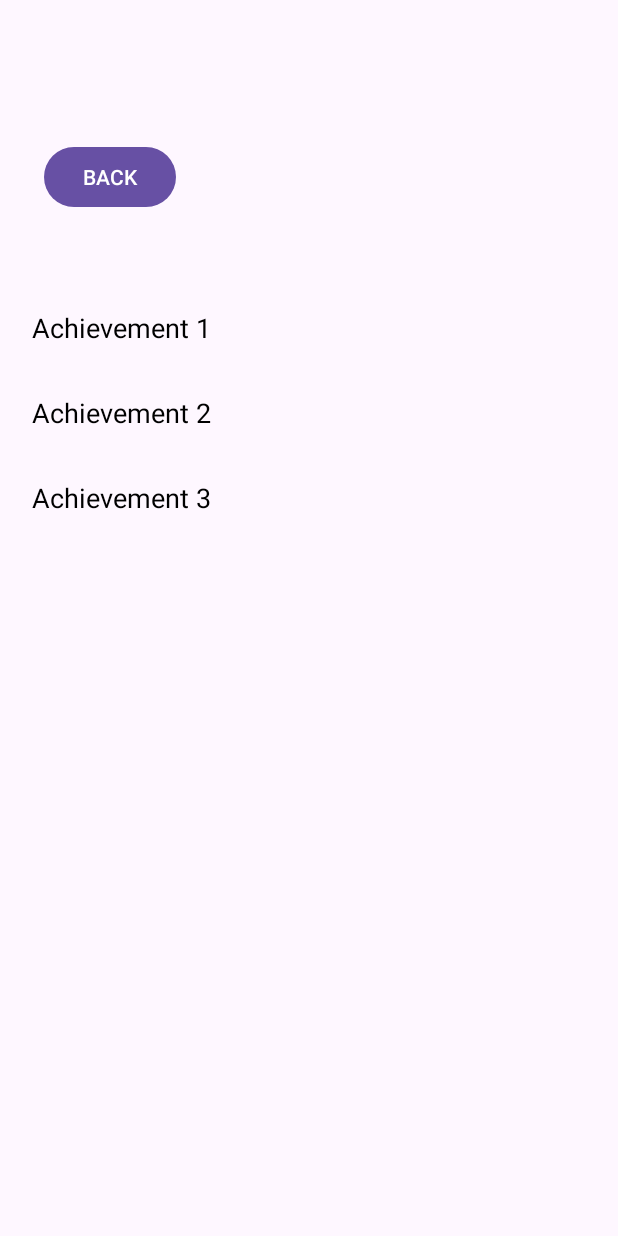
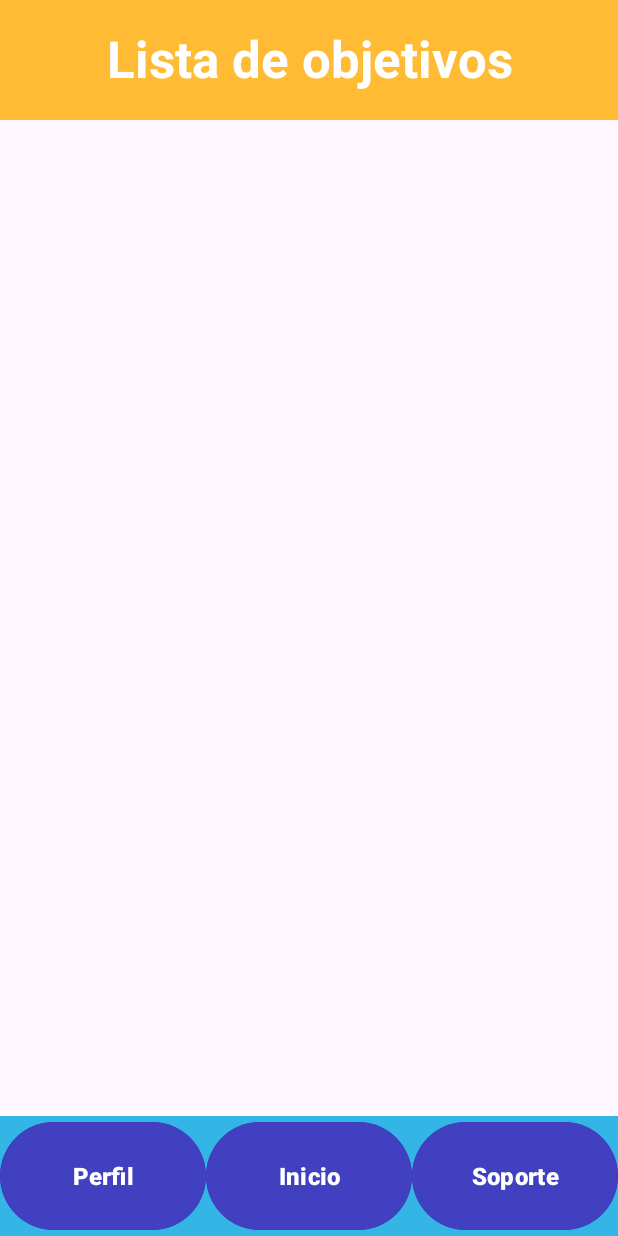
Before and after one commit to silvermk1/DAM_G1_Aplication, an Android app: the AchievementsListActivity screen opened directly, with no data from a screen before it, on a phone screen of 412 x 824 dp. Run offline under Robolectric (Android 15) with nearby library versions, the phone set to English and light mode, and no system bars.

Commit message:
Añadida lista de logros que se muestras de la categoria seleccionada

```diff
--- a/app/src/main/java/com/example/dam_g1_aplication/activities/AchievementAdapter.kt
+++ b/app/src/main/java/com/example/dam_g1_aplication/activities/AchievementAdapter.kt
@@ -1,4 +1,4 @@
-package com.example.dam_g1_aplication.activities
+package com.example.dam_g1_aplication.adapters
 
 import android.view.LayoutInflater
 import android.view.View
@@ -6,9 +6,16 @@ import android.view.ViewGroup
 import android.widget.TextView
 import androidx.recyclerview.widget.RecyclerView
 import com.example.dam_g1_aplication.R
+import com.example.dam_g1_aplication.dataClasses.Achievements
 
-class AchievementAdapter(private val achievements: List<String>) :
-    RecyclerView.Adapter<AchievementAdapter.AchievementViewHolder>() {
+class AchievementsAdapter(
+    private val achievements: List<Achievements>
+) : RecyclerView.Adapter<AchievementsAdapter.AchievementViewHolder>() {
+
+    class AchievementViewHolder(view: View) : RecyclerView.ViewHolder(view) {
+        val nameTextView: TextView = view.findViewById(R.id.achievement_name)
+        val descriptionTextView: TextView = view.findViewById(R.id.achievement_description)
+    }
 
     override fun onCreateViewHolder(parent: ViewGroup, viewType: Int): AchievementViewHolder {
         val view = LayoutInflater.from(parent.context)
@@ -17,16 +24,10 @@ class AchievementAdapter(private val achievements: List<String>) :
     }
 
     override fun onBindViewHolder(holder: AchievementViewHolder, position: Int) {
-        holder.bind(achievements[position])
+        val achievement = achievements[position]
+        holder.nameTextView.text = achievement.title
+        holder.descriptionTextView.text = achievement.description
     }
 
     override fun getItemCount() = achievements.size
-
-    class AchievementViewHolder(itemView: View) : RecyclerView.ViewHolder(itemView) {
-        private val achievementTextView: TextView = itemView.findViewById(R.id.achievementTextView)
-
-        fun bind(achievement: String) {
-            achievementTextView.text = achievement
-        }
-    }
 }
--- a/app/src/main/java/com/example/dam_g1_aplication/activities/AchievementsListActivity.kt
+++ b/app/src/main/java/com/example/dam_g1_aplication/activities/AchievementsListActivity.kt
@@ -1,27 +1,60 @@
 package com.example.dam_g1_aplication.activities
 
 import android.os.Bundle
-import android.widget.Button
+import android.widget.Toast
 import androidx.activity.enableEdgeToEdge
 import androidx.appcompat.app.AppCompatActivity
 import androidx.recyclerview.widget.LinearLayoutManager
 import androidx.recyclerview.widget.RecyclerView
+import com.example.dam_g1_aplication.ApiConnection.ApiService
 import com.example.dam_g1_aplication.R
+import com.example.dam_g1_aplication.adapters.AchievementsAdapter
+import com.example.dam_g1_aplication.dataClasses.Achievements
+import kotlinx.coroutines.launch
+import kotlinx.coroutines.Dispatchers
+import kotlinx.coroutines.withContext
+import retrofit2.Retrofit
+import retrofit2.converter.gson.GsonConverterFactory
+import androidx.lifecycle.lifecycleScope
+
+
 
 class AchievementsListActivity : AppCompatActivity() {
+
     override fun onCreate(savedInstanceState: Bundle?) {
         super.onCreate(savedInstanceState)
         enableEdgeToEdge()
         setContentView(R.layout.achiv_list_activity)
-        val achivments = listOf("Achievement 1","Achievement 2","Achievement 3")
-        val rvAchiv = findViewById<RecyclerView>(R.id.rvAchivList)
-        rvAchiv.layoutManager = LinearLayoutManager(this)
 
-        val adapter = AchievementAdapter(achivments)
-        rvAchiv.adapter = adapter
+        val recyclerView = findViewById<RecyclerView>(R.id.achievementsRecyclerView)
+        recyclerView.layoutManager = LinearLayoutManager(this)
 
-        findViewById<Button>(R.id.bBack).setOnClickListener {
-            finish()
+        val categoryId = intent.getStringExtra("CATEGORY_ID") ?: return
+        fetchAchievements(categoryId, recyclerView)
+    }
+
+    private fun fetchAchievements(categoryId: String, recyclerView: RecyclerView) {
+        val retrofit = Retrofit.Builder()
+            .baseUrl("http://192.168.5.227:8080/")
+            .addConverterFactory(GsonConverterFactory.create())
+            .build()
+
+        val apiService = retrofit.create(ApiService::class.java)
+
+        lifecycleScope.launch {
+            try {
+                val response = withContext(Dispatchers.IO) {
+                    apiService.getAchievementsByCategory(categoryId).execute()
+                }
+                if (response.isSuccessful && response.body() != null) {
+                    val achievements = response.body()!!
+                    recyclerView.adapter = AchievementsAdapter(achievements)
+                } else {
+                    Toast.makeText(this@AchievementsListActivity, "No hay logros disponibles", Toast.LENGTH_SHORT).show()
+                }
+            } catch (e: Exception) {
+                Toast.makeText(this@AchievementsListActivity, "Error: ${e.message}", Toast.LENGTH_SHORT).show()
+            }
         }
     }
 }
--- a/app/src/main/java/com/example/dam_g1_aplication/activities/CategoryActivity.kt
+++ b/app/src/main/java/com/example/dam_g1_aplication/activities/CategoryActivity.kt
@@ -27,7 +27,7 @@ class CategoryActivity : AppCompatActivity() {
 
         // Preparar conexión de Retrofit
         val retrofit = Retrofit.Builder()
-            .baseUrl("http://192.168.1.21:8080/")
+            .baseUrl("http://192.168.5.227:8080/")
             .addConverterFactory(GsonConverterFactory.create())
             .build()
 
--- a/app/src/main/java/com/example/dam_g1_aplication/activities/LoginActivity.kt
+++ b/app/src/main/java/com/example/dam_g1_aplication/activities/LoginActivity.kt
@@ -38,7 +38,7 @@ class LoginActivity : AppCompatActivity() {
         sharedPreferences = getSharedPreferences("app_prefs", Context.MODE_PRIVATE)
 
         val retrofit = Retrofit.Builder()
-            .baseUrl("http://192.168.1.21:8080/")
+            .baseUrl("http://192.168.5.227:8080/")
             .addConverterFactory(GsonConverterFactory.create())
             .build()
 
--- a/app/src/main/res/layout/achiv_list_activity.xml
+++ b/app/src/main/res/layout/achiv_list_activity.xml
@@ -1,33 +1,72 @@
-<?xml version="1.0" encoding="utf-8"?>
-<androidx.constraintlayout.widget.ConstraintLayout
-    xmlns:android="http://schemas.android.com/apk/res/android"
-    xmlns:tools="http://schemas.android.com/tools"
-    xmlns:app="http://schemas.android.com/apk/res-auto"
-    android:id="@+id/main"
+<LinearLayout xmlns:android="http://schemas.android.com/apk/res/android"
     android:layout_width="match_parent"
     android:layout_height="match_parent"
-    tools:context=".activities.AchievementsListActivity">
+    xmlns:app="http://schemas.android.com/apk/res-auto"
+    xmlns:tools="http://schemas.android.com/tools"
+    android:orientation="vertical">
 
+  <!-- Título -->
+  <TextView
+      android:id="@+id/titleTextView"
+      android:layout_width="match_parent"
+      android:layout_height="80dp"
+      android:layout_marginBottom="4dp"
+      android:background="@android:color/holo_orange_light"
+      android:padding="16dp"
+      android:text="Lista de objetivos"
+      android:textAlignment="center"
+      android:textColor="@android:color/white"
+      android:textSize="34sp"
+      android:textStyle="bold" />
+
+  <!-- RecyclerView para categorías -->
   <androidx.recyclerview.widget.RecyclerView
-      android:id="@+id/rvAchivList"
-      android:layout_width="401dp"
-      android:layout_height="621dp"
-      app:layout_constraintBottom_toBottomOf="parent"
-      app:layout_constraintEnd_toEndOf="parent"
-      app:layout_constraintStart_toStartOf="parent"
-      app:layout_constraintTop_toTopOf="parent"
-      app:layout_constraintVertical_bias="0.936" />
+      android:id="@+id/achievementsRecyclerView"
+      android:layout_width="match_parent"
+      android:layout_height="0dp"
+      android:layout_weight="1"
+      android:orientation="vertical"
+      tools:listitem="@layout/item_achiv" />
 
-  <Button
-      android:id="@+id/bBack"
-      android:layout_width="wrap_content"
-      android:layout_height="wrap_content"
-      android:layout_marginBottom="20dp"
-      android:text="BACK"
-      app:layout_constraintBottom_toTopOf="@+id/rvAchivList"
-      app:layout_constraintEnd_toEndOf="parent"
-      app:layout_constraintHorizontal_bias="0.09"
-      app:layout_constraintStart_toStartOf="parent"
-      app:layout_constraintTop_toTopOf="parent"
-      app:layout_constraintVertical_bias="0.771" />
-</androidx.constraintlayout.widget.ConstraintLayout>
+  <!-- INICIO FOOTER -->
+  <LinearLayout
+      android:layout_width="match_parent"
+      android:layout_height="80dp"
+      android:orientation="horizontal"
+      android:background="@android:color/holo_blue_light">
+
+    <Button
+        android:id="@+id/profileButton"
+        android:layout_width="0dp"
+        android:layout_height="match_parent"
+        android:layout_weight="1"
+        android:backgroundTint="#4040C0"
+        android:textColor="@android:color/white"
+        android:text="Perfil"
+        android:textSize="16sp"
+        android:textStyle="bold" />
+
+    <Button
+        android:id="@+id/homeButton"
+        android:layout_width="0dp"
+        android:layout_height="match_parent"
+        android:layout_weight="1"
+        android:backgroundTint="#4040C0"
+        android:textColor="@android:color/white"
+        android:text="Inicio"
+        android:textSize="16sp"
+        android:textStyle="bold" />
+
+    <Button
+        android:id="@+id/supportButton"
+        android:layout_width="0dp"
+        android:layout_height="match_parent"
+        android:layout_weight="1"
+        android:backgroundTint="#4040C0"
+        android:textColor="@android:color/white"
+        android:text="Soporte"
+        android:textSize="16sp"
+        android:textStyle="bold" />
+  </LinearLayout>
+  <!-- FIN FOOTER -->
+</LinearLayout>
--- a/app/src/main/res/layout/item_achiv.xml
+++ b/app/src/main/res/layout/item_achiv.xml
@@ -3,13 +3,19 @@
     android:layout_width="match_parent"
     android:layout_height="wrap_content"
     android:orientation="vertical"
-    android:padding="16dp">
+    android:padding="8dp">
 
     <TextView
-        android:id="@+id/achievementTextView"
+        android:id="@+id/achievement_name"
         android:layout_width="wrap_content"
         android:layout_height="wrap_content"
         android:textSize="18sp"
-        android:textColor="@android:color/black" />
+        android:textStyle="bold" />
 
+    <TextView
+        android:id="@+id/achievement_description"
+        android:layout_width="wrap_content"
+        android:layout_height="wrap_content"
+        android:textSize="14sp"
+        android:textColor="#666" />
 </LinearLayout>
--- a/app/src/main/res/layout/item_home.xml
+++ /dev/null
@@ -1,6 +0,0 @@
-<?xml version="1.0" encoding="utf-8"?>
-<androidx.constraintlayout.widget.ConstraintLayout xmlns:android="http://schemas.android.com/apk/res/android"
-    android:layout_width="match_parent"
-    android:layout_height="match_parent">
-
-</androidx.constraintlayout.widget.ConstraintLayout>
```
